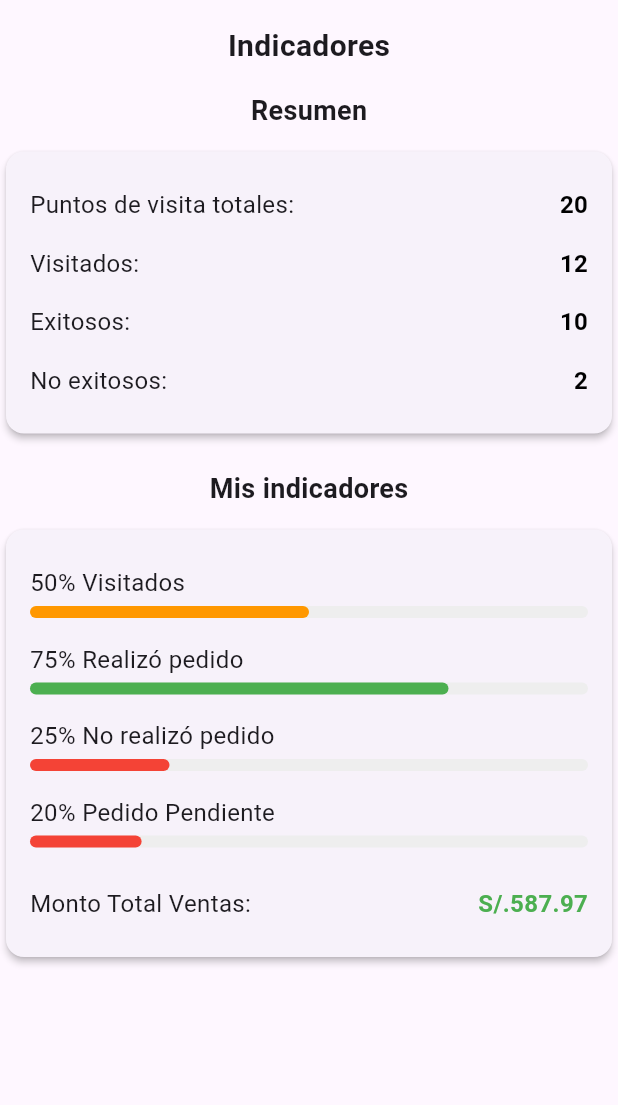
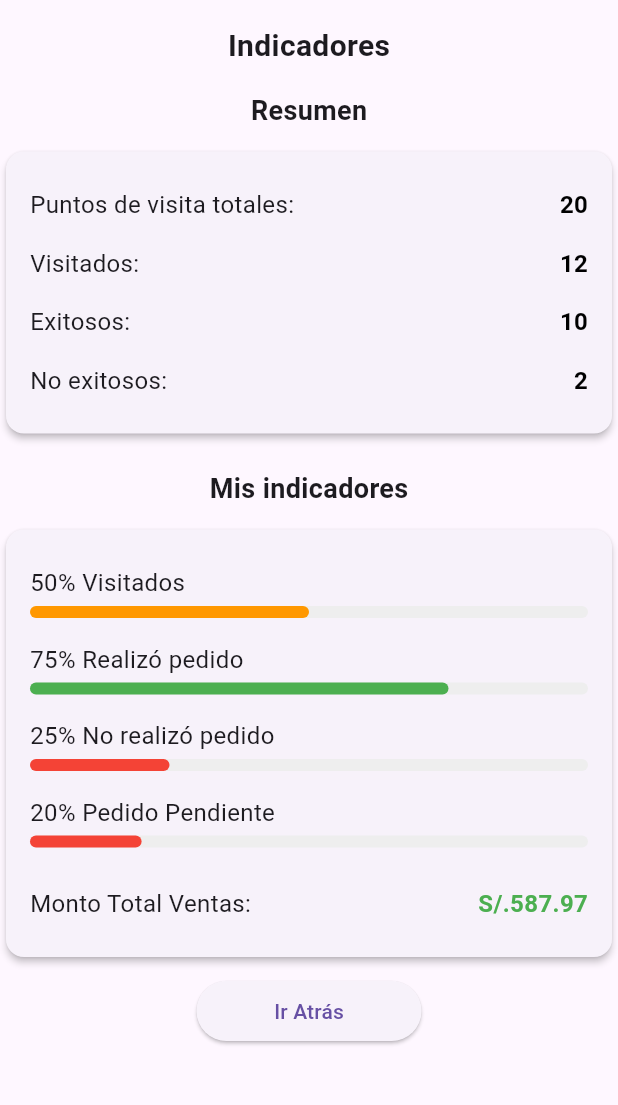
Before and after one commit to AndroidCodecta/fluttertest, a Flutter app: the IndicadoresPage screen opened directly, on a phone screen of 412 x 824 dp, the part 120-1225 px from its top. Run offline on Flutter 3.47's test engine with Material 3 defaults, Android fonts, the phone set to English and light mode, and no system bars.

Commit message:
feat: Agregar botón para regresar a la página de clientes en indicadores

```diff
--- a/lib/screens/indicadores/indicadores_page.dart
+++ b/lib/screens/indicadores/indicadores_page.dart
@@ -1,5 +1,6 @@
 // screens/indicadores/indicadores_page.dart
 import 'package:flutter/material.dart';
+import 'package:fluttertest/screens/clientes/clientes_page.dart';
 import '../../widgets/nav_wrapper.dart';
 
 class IndicadoresPage extends StatelessWidget {
@@ -110,6 +111,24 @@ class IndicadoresPage extends StatelessWidget {
               ),
             ),
           ),
+
+          // Botón para regresar
+          Padding(
+            padding: const EdgeInsets.all(8.0),
+            child: SizedBox(
+              width: 150,
+              child: ElevatedButton(
+                onPressed: () {
+                  Navigator.pushAndRemoveUntil(
+                    context,
+                    MaterialPageRoute(builder: (_) => const ClientesPage()),
+                        (route) => false,
+                  );
+                },
+                child: const Text('Ir Atrás'),
+              ),
+            ),
+          ),
         ]
       ),
     );
```
